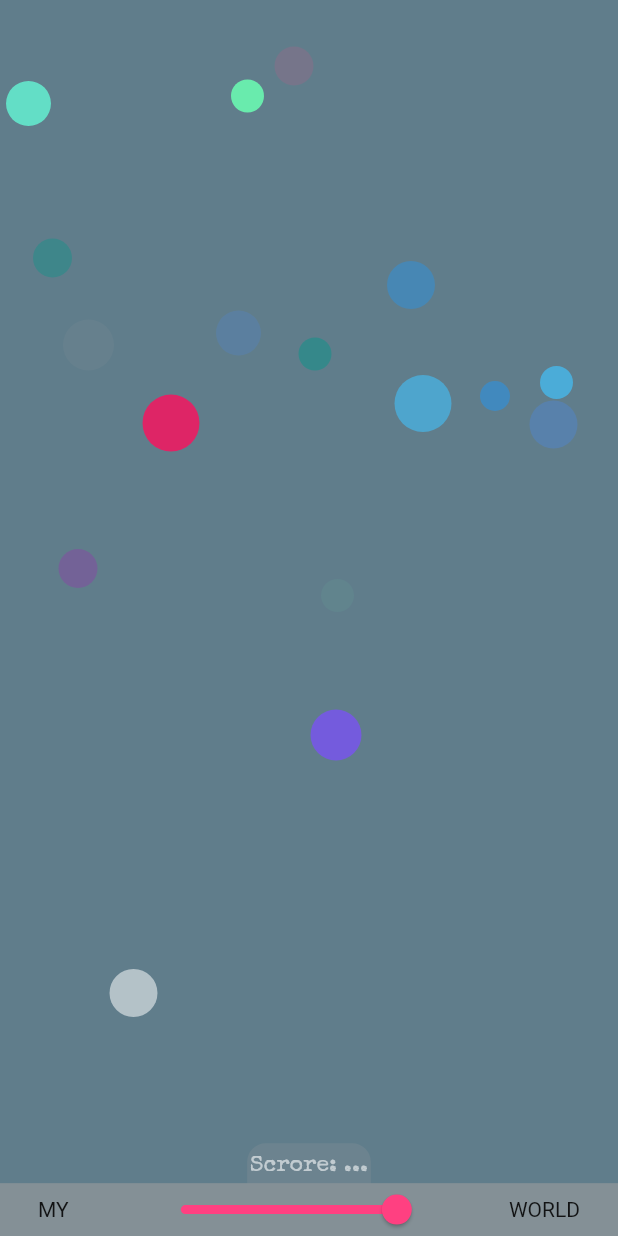
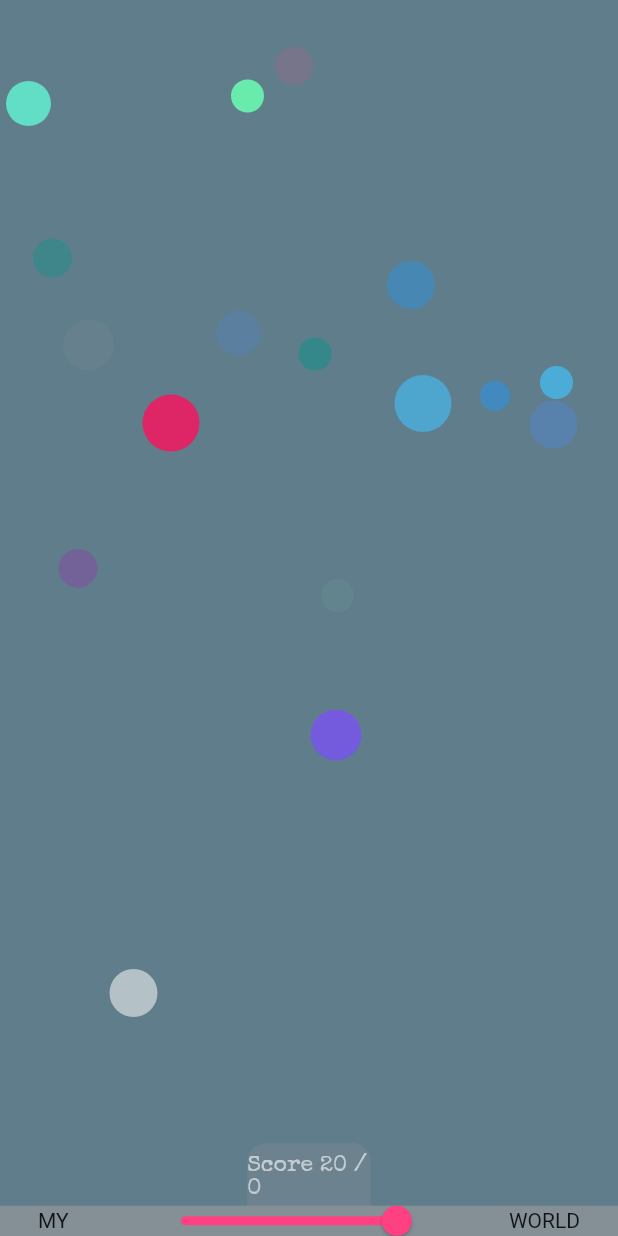
Before and after one commit to SeemannMx/Dash, a Flutter app: the Playscreen screen opened by its route, on a phone screen of 412 x 824 dp. Run offline on Flutter 3.47's test engine with Material 2 defaults, Android fonts, the phone set to English and light mode, and no system bars; our stand-ins replace firebase_auth, google_fonts; accounts and stored records are empty.

Commit message:
added score

```diff
--- a/lib/screens/playscreen.dart
+++ b/lib/screens/playscreen.dart
@@ -25,19 +25,20 @@
   List<Widget> _widgets = List<Widget>();
 
   double _maxLevel;
+  int _initLenght;
   double _level;
-
-  int _startLenght;
   int _lenght;
+  int _score;
 
   bool _started = false;
 
   @override
   void initState() {
+    this._score = 0;
     this._level = 100;
     this._maxLevel = _level;
     this._lenght = Random().nextInt(_level.round());
-    this._startLenght = _lenght;
+    this._initLenght = _lenght;
     super.initState();
   }
 
@@ -77,7 +78,7 @@
                           ),
                             child: Center(
                               child: Text(
-                                "Scrore: ...",
+                                "Score ${_initLenght} / ${_score}",
                                 style: TextStyle(
                                     fontSize: _navBarHeight / 4,
                                     fontFamily: "Elite",
@@ -104,6 +105,7 @@
                                 setState(() {
                                   _level = newLevel;
                                   _lenght = Random().nextInt(_level.round());
+                                  _initLenght = (_lenght - 1 <= 0 )? 0 : _lenght - 1;
                                 });
                               },
                             ),
@@ -146,6 +148,7 @@
         setState(() {
           this._widgets.removeAt(value);
           this._lenght--;
+          this._score++;
           this._started = true;
         });
         if (_lenght == 1) _getDialog();
@@ -180,15 +183,17 @@
               Divider()
             ],
           ),
-          content: Text('Your score is ...'),
+          content: Text('Your score is $_score from $_initLenght.', style: TextStyle(fontFamily: "Elite")),
           actions: <Widget>[
             IconButton(
                 icon: Icon(Icons.check),
-                color: _set.gameColors[Random().nextInt(_set.gameColors.length)],
+                color: Colors.blueAccent,
                 onPressed: () {
                   setState(() {
-                    _widgets.add(_getCircle(0));
-                    _lenght++;
+                    _widgets.clear();
+                    _lenght = 0;
+                    _score = 0;
+                    _initLenght = 0;
                     _started = false;
                     Navigator.of(dialogContext).pop();
                   });
--- a/lib/utils/color_set.dart
+++ b/lib/utils/color_set.dart
@@ -20,7 +20,7 @@
   List<Color> _gameColors = [
     Colors.grey,
     Colors.blue,
-    Colors.blueGrey,
+    Colors.blueGrey.withAlpha(50),
     Colors.blueAccent,
     Colors.lightBlueAccent,
     Colors.greenAccent,
@@ -28,7 +28,7 @@
     Colors.tealAccent,
     Colors.pinkAccent,
     Colors.white.withAlpha(50),
-    Colors.pink,
+    Colors.pink.withAlpha(100),
     Colors.purple.withAlpha(50),
     Colors.deepPurpleAccent
   ];
```
Also changed, not shown: 1 other file.
